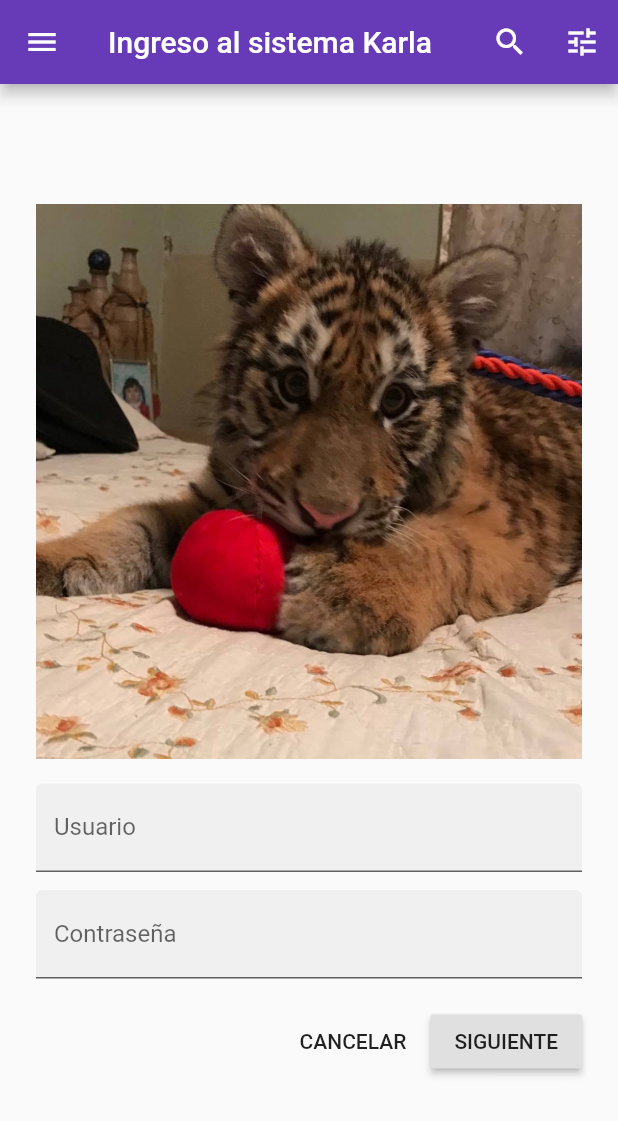
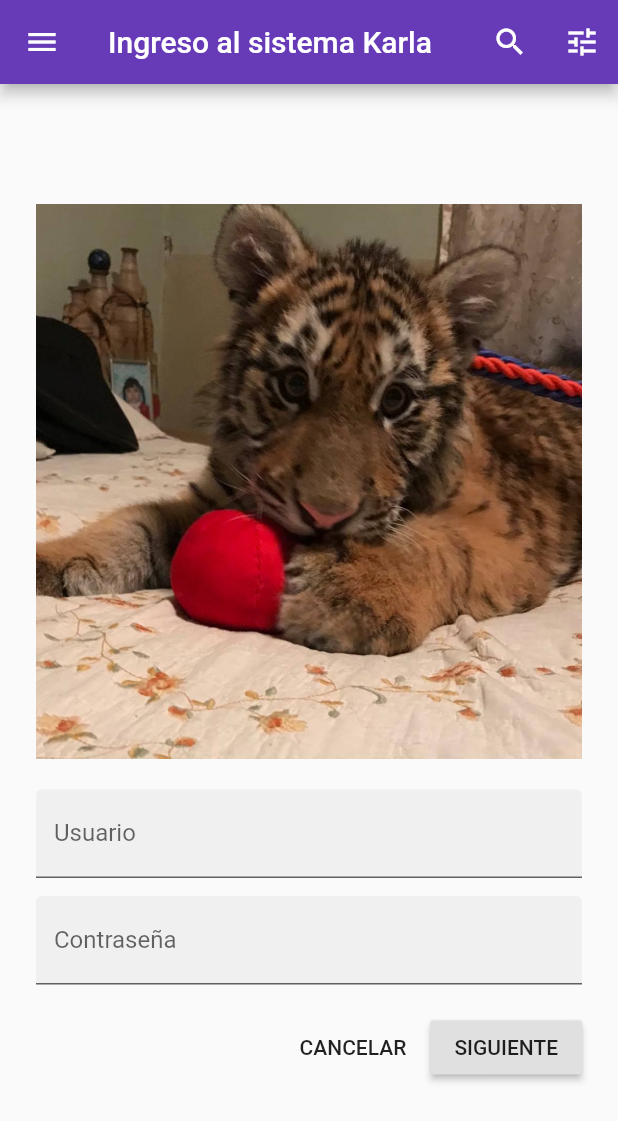
Before and after one commit to karla1901/iOSp8_Login, a Flutter app: the screen it shows after launch, on a phone screen of 412 x 824 dp. Shown: the top 1121 px of the screen. Run offline on Flutter 3.47's test engine with Material 2 defaults, Android fonts, the phone set to English and light mode, and no system bars.

```diff
--- a/lib/main.dart
+++ b/lib/main.dart
@@ -80,7 +80,7 @@ class _IngresoSistemaState extends State<IngresoSistema> {
             Column(
               children: <Widget>[
                 Image.asset('assets/image36.jpg'),
-                SizedBox(height: 16.0),
+                SizedBox(height: 20.0),
               ],
             ),
             if (!acceso)
```
Also changed, not shown: 1 other file.
